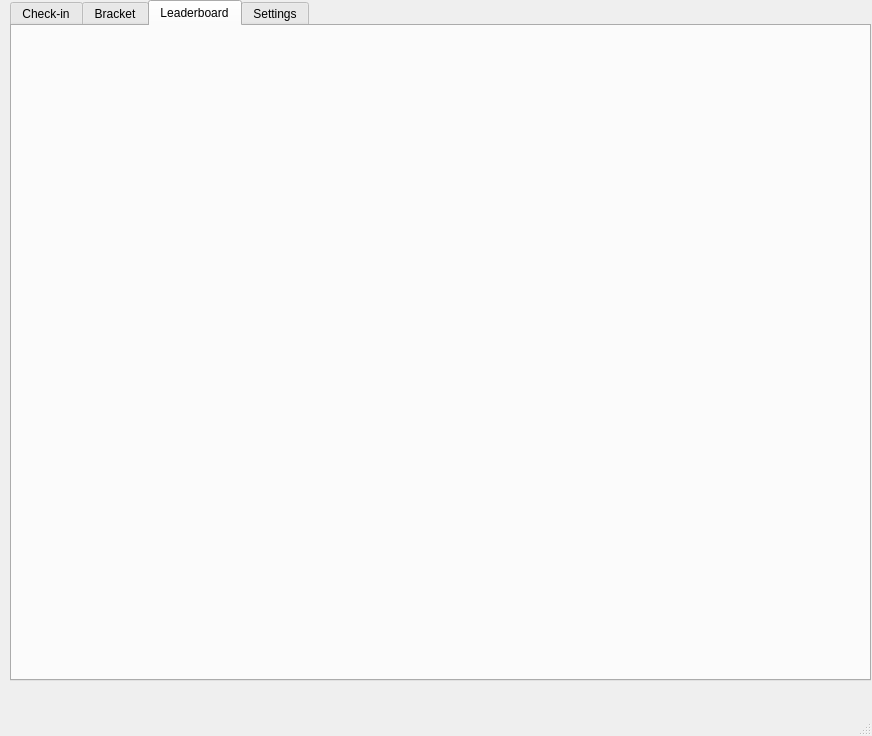
First picture: the form in src/GUI/main.ui, repository Astorec/BTMAppPy, before the edit.
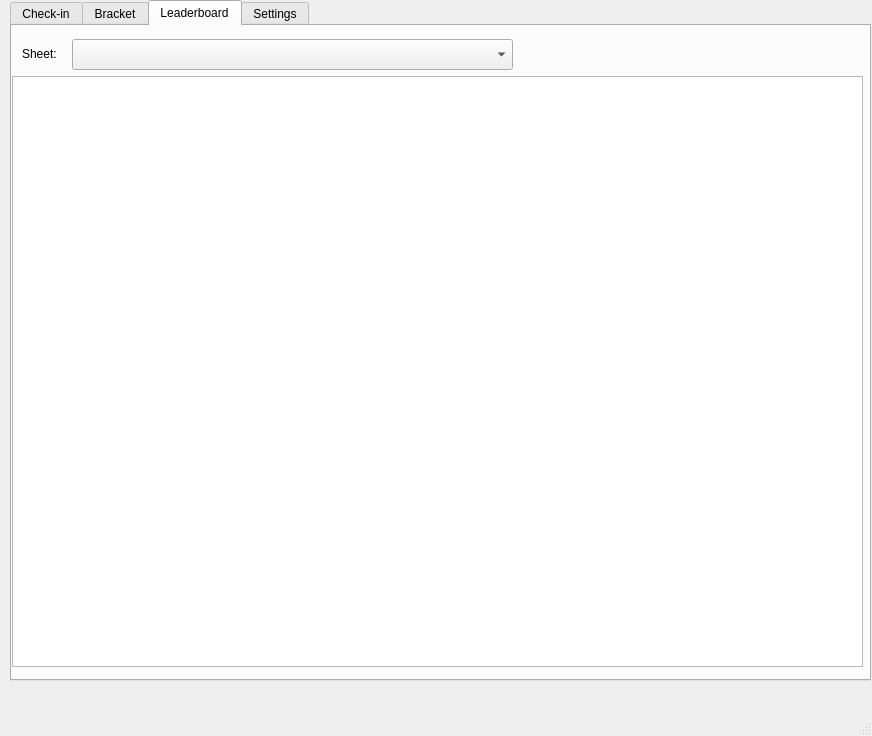
Second picture: the form after the edit. The open tabs and pages were chosen to show the change.

Commit message: Updated sheets to get the secret from google secrets manager

The edit to the form file:
```diff
--- a/src/GUI/main.ui
+++ b/src/GUI/main.ui
@@ -317,6 +317,39 @@
      <attribute name="title">
       <string>Leaderboard</string>
      </attribute>
+     <widget class="QLabel" name="label_4">
+      <property name="geometry">
+       <rect>
+        <x>10</x>
+        <y>20</y>
+        <width>62</width>
+        <height>16</height>
+       </rect>
+      </property>
+      <property name="text">
+       <string>Sheet:</string>
+      </property>
+     </widget>
+     <widget class="QComboBox" name="sheet_cb">
+      <property name="geometry">
+       <rect>
+        <x>60</x>
+        <y>13</y>
+        <width>441</width>
+        <height>31</height>
+       </rect>
+      </property>
+     </widget>
+     <widget class="QTableWidget" name="leaderboard_table">
+      <property name="geometry">
+       <rect>
+        <x>0</x>
+        <y>50</y>
+        <width>851</width>
+        <height>591</height>
+       </rect>
+      </property>
+     </widget>
     </widget>
     <widget class="QWidget" name="settings_tab">
      <attribute name="title">
```
The commit also changes 4 other files.
